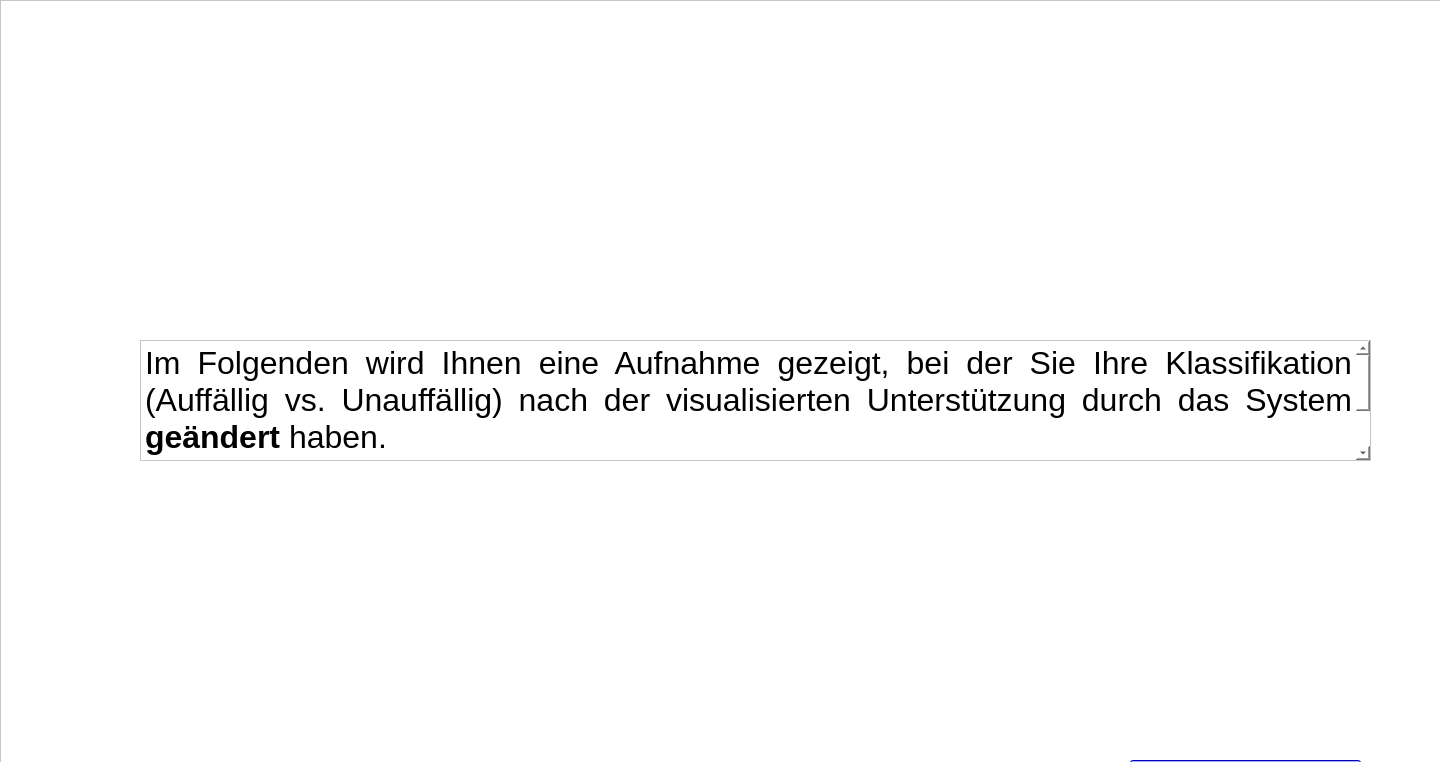
First picture: the form in forms/DA_posttrial.ui, repository IKI-Lab/auscultation_AI_noise_exp, before the edit.
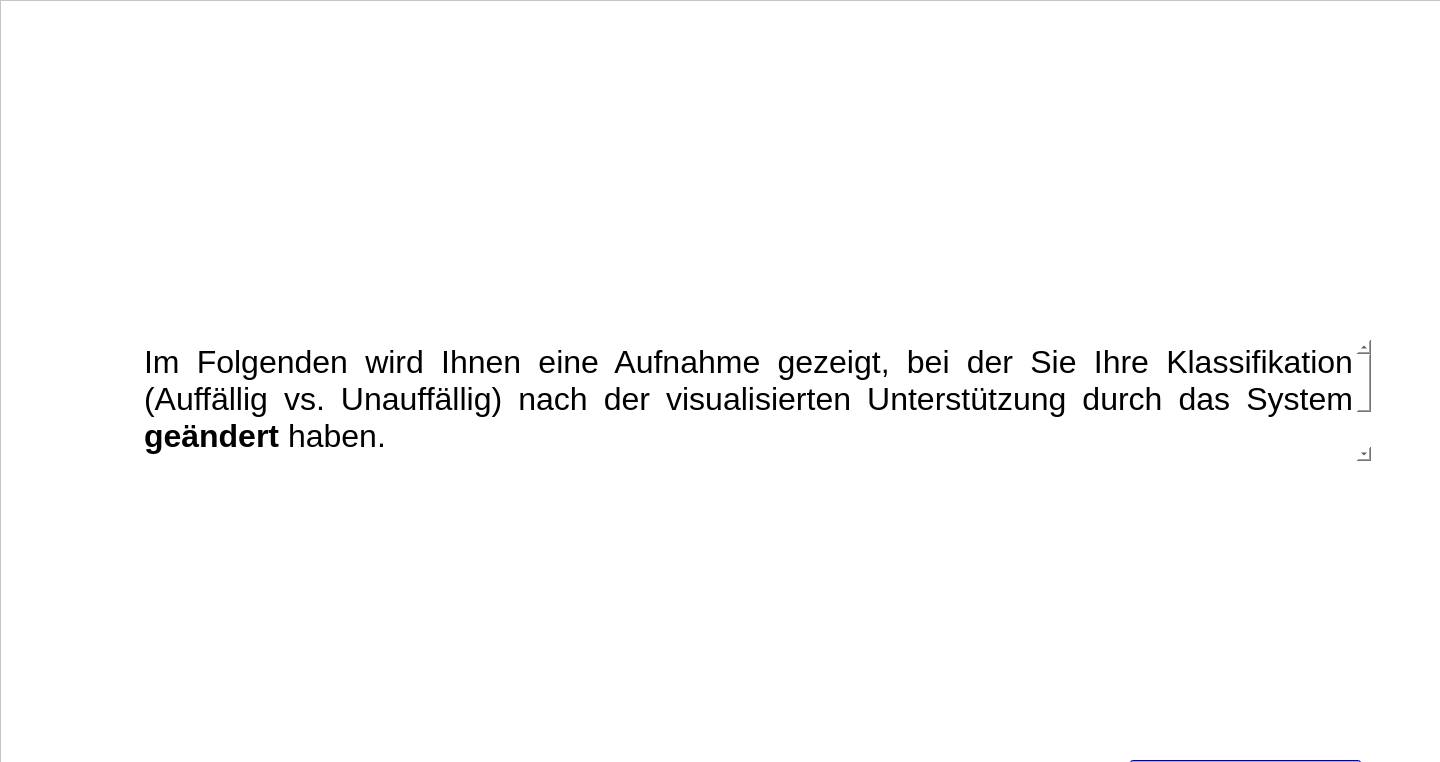
Second picture: the form after the edit.

```diff
--- a/forms/DA_posttrial.ui
+++ b/forms/DA_posttrial.ui
@@ -68,6 +68,9 @@
       <height>121</height>
      </rect>
     </property>
+    <property name="frameShape">
+     <enum>QFrame::NoFrame</enum>
+    </property>
     <property name="html">
      <string>&lt;!DOCTYPE HTML PUBLIC &quot;-//W3C//DTD HTML 4.0//EN&quot; &quot;http://www.w3.org/TR/REC-html40/strict.dtd&quot;&gt;
 &lt;html&gt;&lt;head&gt;&lt;meta name=&quot;qrichtext&quot; content=&quot;1&quot; /&gt;&lt;style type=&quot;text/css&quot;&gt;
```
